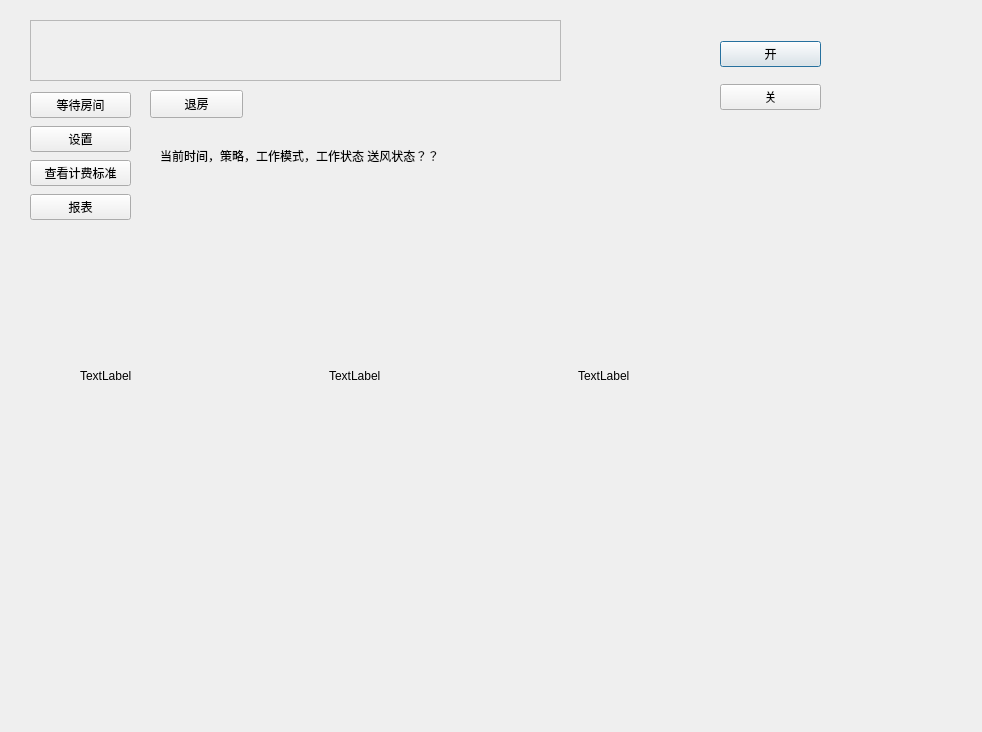
This is server.ui in demoOS-BUPT/demoSE as Qt 5 draws it before an edit. The edited form follows.
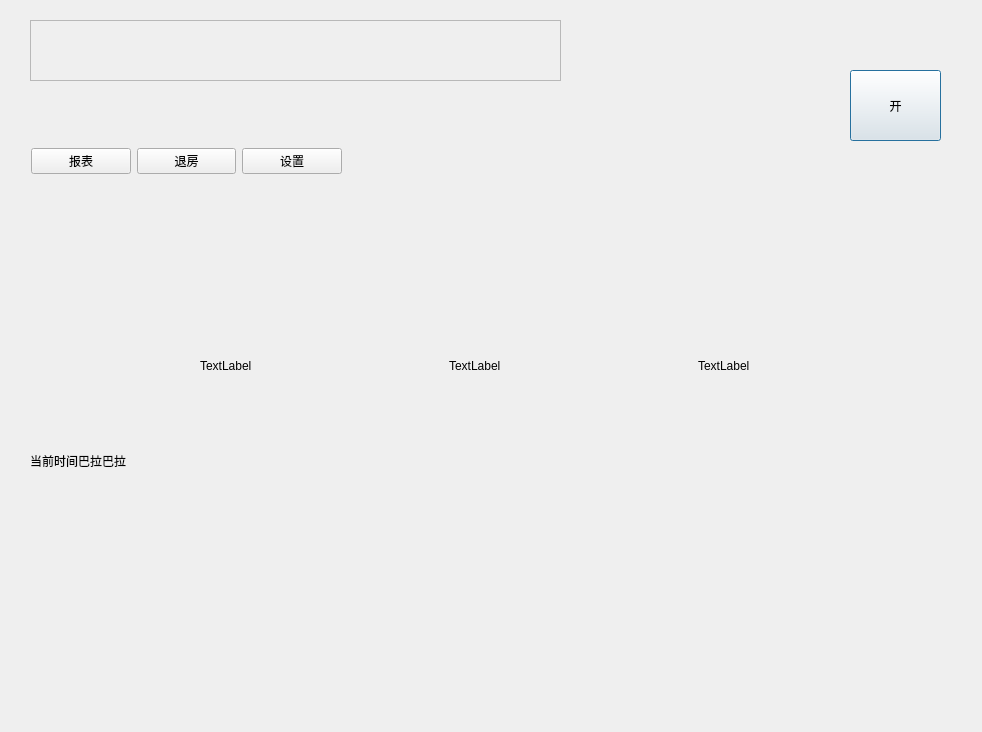
This is the edited form.

What changed in the file:
```diff
--- a/server.ui
+++ b/server.ui
@@ -13,32 +13,6 @@
   <property name="windowTitle">
    <string>Dialog</string>
   </property>
-  <widget class="QWidget" name="layoutWidget">
-   <property name="geometry">
-    <rect>
-     <x>720</x>
-     <y>30</y>
-     <width>101</width>
-     <height>91</height>
-    </rect>
-   </property>
-   <layout class="QVBoxLayout" name="verticalLayout">
-    <item>
-     <widget class="QPushButton" name="onBtn">
-      <property name="text">
-       <string>开</string>
-      </property>
-     </widget>
-    </item>
-    <item>
-     <widget class="QPushButton" name="offBtn">
-      <property name="text">
-       <string>关</string>
-      </property>
-     </widget>
-    </item>
-   </layout>
-  </widget>
   <widget class="QFrame" name="frame">
    <property name="geometry">
     <rect>
@@ -59,9 +33,9 @@
   <widget class="QLabel" name="display">
    <property name="geometry">
     <rect>
-     <x>590</x>
-     <y>190</y>
-     <width>121</width>
+     <x>580</x>
+     <y>120</y>
+     <width>231</width>
      <height>101</height>
     </rect>
    </property>
@@ -69,77 +43,11 @@
     <string/>
    </property>
   </widget>
-  <widget class="QLabel" name="label">
-   <property name="geometry">
-    <rect>
-     <x>160</x>
-     <y>100</y>
-     <width>351</width>
-     <height>111</height>
-    </rect>
-   </property>
-   <property name="text">
-    <string>当前时间，策略，工作模式，工作状态 送风状态？？</string>
-   </property>
-  </widget>
-  <widget class="QPushButton" name="checkoutBtn">
-   <property name="geometry">
-    <rect>
-     <x>150</x>
-     <y>90</y>
-     <width>93</width>
-     <height>28</height>
-    </rect>
-   </property>
-   <property name="text">
-    <string>退房</string>
-   </property>
-  </widget>
   <widget class="QWidget" name="layoutWidget">
    <property name="geometry">
     <rect>
-     <x>30</x>
-     <y>90</y>
-     <width>101</width>
-     <height>135</height>
-    </rect>
-   </property>
-   <layout class="QVBoxLayout" name="verticalLayout_2">
-    <item>
-     <widget class="QPushButton" name="waitQueBtn">
-      <property name="text">
-       <string>等待房间</string>
-      </property>
-     </widget>
-    </item>
-    <item>
-     <widget class="QPushButton" name="setBtn">
-      <property name="text">
-       <string>设置</string>
-      </property>
-     </widget>
-    </item>
-    <item>
-     <widget class="QPushButton" name="pushButton_4">
-      <property name="text">
-       <string>查看计费标准</string>
-      </property>
-     </widget>
-    </item>
-    <item>
-     <widget class="QPushButton" name="formBtn">
-      <property name="text">
-       <string>报表</string>
-      </property>
-     </widget>
-    </item>
-   </layout>
-  </widget>
-  <widget class="QWidget" name="">
-   <property name="geometry">
-    <rect>
-     <x>80</x>
-     <y>250</y>
+     <x>200</x>
+     <y>240</y>
      <width>741</width>
      <height>251</height>
     </rect>
@@ -168,6 +76,65 @@
     </item>
    </layout>
   </widget>
+  <widget class="QLabel" name="label">
+   <property name="geometry">
+    <rect>
+     <x>30</x>
+     <y>280</y>
+     <width>141</width>
+     <height>361</height>
+    </rect>
+   </property>
+   <property name="text">
+    <string>当前时间巴拉巴拉</string>
+   </property>
+  </widget>
+  <widget class="QPushButton" name="onBtn">
+   <property name="geometry">
+    <rect>
+     <x>850</x>
+     <y>70</y>
+     <width>91</width>
+     <height>71</height>
+    </rect>
+   </property>
+   <property name="text">
+    <string>开</string>
+   </property>
+  </widget>
+  <widget class="QWidget" name="">
+   <property name="geometry">
+    <rect>
+     <x>31</x>
+     <y>106</y>
+     <width>311</width>
+     <height>111</height>
+    </rect>
+   </property>
+   <layout class="QHBoxLayout" name="horizontalLayout_3">
+    <item>
+     <widget class="QPushButton" name="formBtn">
+      <property name="text">
+       <string>报表</string>
+      </property>
+     </widget>
+    </item>
+    <item>
+     <widget class="QPushButton" name="checkoutBtn">
+      <property name="text">
+       <string>退房</string>
+      </property>
+     </widget>
+    </item>
+    <item>
+     <widget class="QPushButton" name="setBtn">
+      <property name="text">
+       <string>设置</string>
+      </property>
+     </widget>
+    </item>
+   </layout>
+  </widget>
  </widget>
  <resources/>
  <connections/>
```
